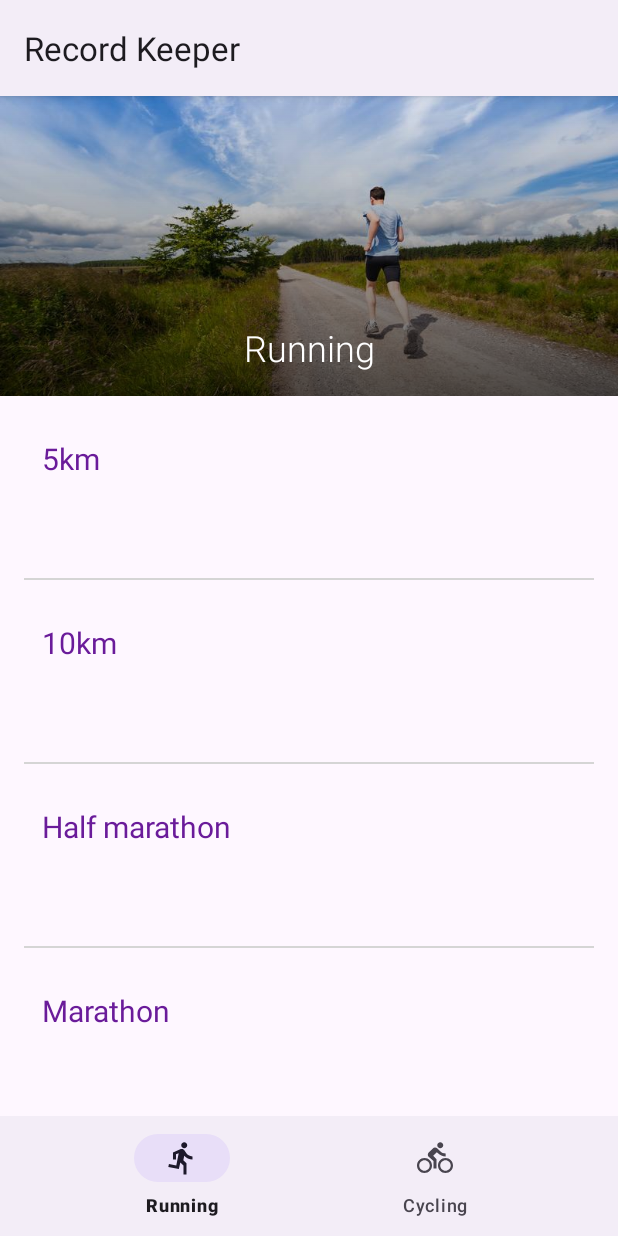
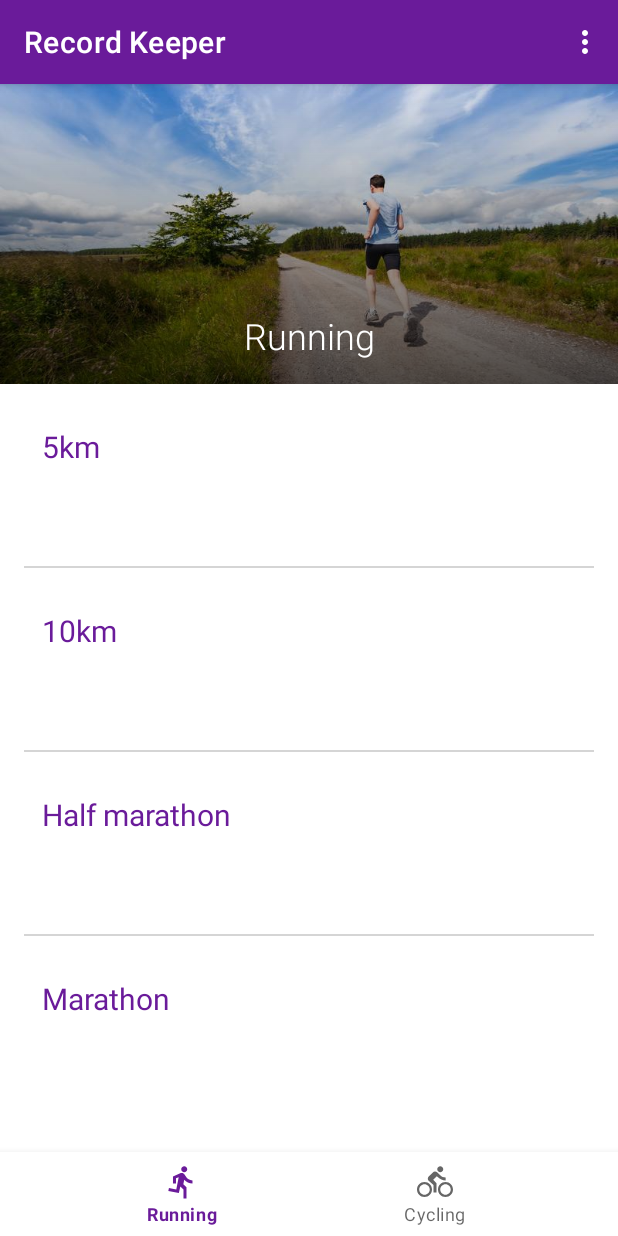
Before and after one commit to YosoraLife/Android_Learning_-_Record_Keeper, an Android app: the screen it shows after launch (MainActivity), on a phone screen of 412 x 824 dp. Run offline under Robolectric (Android 15) with nearby library versions, the phone set to English and light mode, and no system bars.

Commit message:
Added toolbar + toolbar menu options

```diff
--- /dev/null
+++ b/app/src/main/res/menu/toolbar.xml
@@ -0,0 +1,17 @@
+<?xml version="1.0" encoding="utf-8"?>
+<menu xmlns:android="http://schemas.android.com/apk/res/android"
+    xmlns:app="http://schemas.android.com/apk/res-auto">
+
+    <item android:id="@+id/reset_running"
+        android:title="@string/reset_running_records"
+        app:showAsAction="never"/>
+
+    <item android:id="@+id/reset_cycling"
+        android:title="@string/reset_cycling_records"
+        app:showAsAction="never"/>
+
+    <item android:id="@+id/reset_all"
+        android:title="@string/reset_all_records"
+        app:showAsAction="never"/>
+
+</menu>
--- a/app/src/main/res/values/strings.xml
+++ b/app/src/main/res/values/strings.xml
@@ -11,4 +11,7 @@
     <string name="longest_ride">Longest ride</string>
     <string name="biggest_climb">Biggest climb</string>
     <string name="best_average_speed">Best average speed</string>
+    <string name="reset_running_records">Reset Running Records</string>
+    <string name="reset_cycling_records">Reset Cycling Records</string>
+    <string name="reset_all_records">Reset All Records</string>
 </resources>
--- a/app/src/main/res/values/themes.xml
+++ b/app/src/main/res/values/themes.xml
@@ -1,6 +1,6 @@
 <resources xmlns:tools="http://schemas.android.com/tools">
     <!-- Base application theme. -->
-    <style name="Base.Theme.RecordKeeper" parent="Theme.Material3.DayNight">
+    <style name="Base.Theme.RecordKeeper" parent="Theme.MaterialComponents.DayNight.DarkActionBar">
         <!-- Customize your light theme here. -->
          <item name="colorPrimary">@color/purple_500</item>
     </style>
```
Also changed, not shown: app/src/main/java/com/yosora/recordkeeper/MainActivity.kt (+23 -3 lines), app/src/main/res/layout/activity_main.xml (+0 -18 lines).
